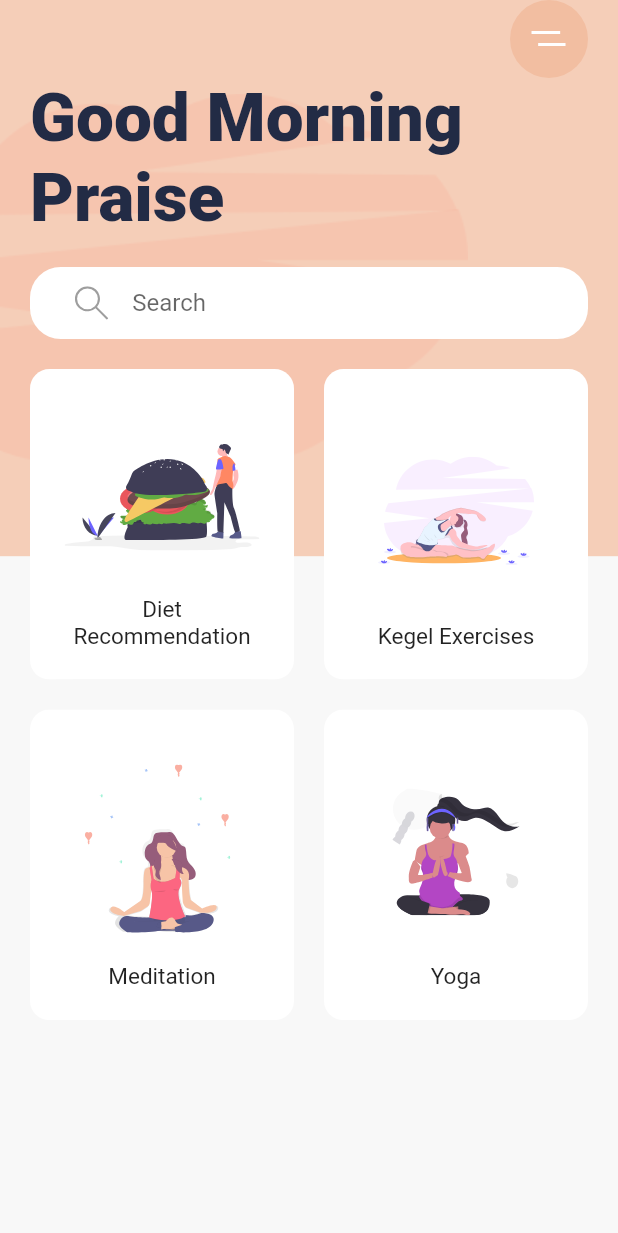
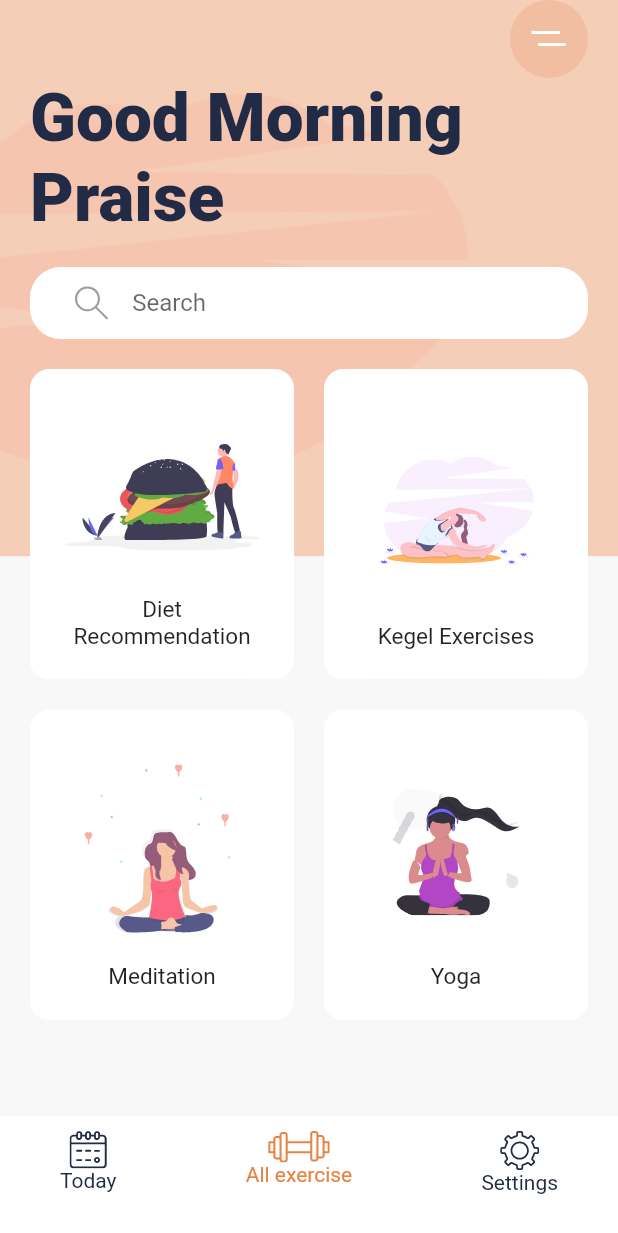
Before and after one commit to oyegbilepraise/Flutter-Collections, a Flutter app: the MeditationHomeScreen screen opened directly, on a phone screen of 412 x 824 dp. Shown: the top 1233 px of the screen. Run offline on Flutter 3.47's test engine with Material 2 defaults, Android fonts, the phone set to English and light mode, and no system bars; our stand-ins replace flutter_svg.

Commit message:
Daily Meditaion Ui - Done

```diff
--- /dev/null
+++ b/lib/Daily Exercise/widgets/bottom_nav_bar.dart
@@ -0,0 +1,70 @@
+
+import 'package:flutter/material.dart';
+import 'package:flutter_svg/flutter_svg.dart';
+import 'package:online_shop/Daily%20Exercise/constants.dart';
+
+class BottomNavBar extends StatelessWidget {
+  const BottomNavBar({
+    Key? key,
+  }) : super(key: key);
+
+  @override
+  Widget build(BuildContext context) {
+    return Container(
+      padding: const EdgeInsets.symmetric(horizontal: 40, vertical: 10),
+      height: 80,
+      color: Colors.white,
+      child: Row(
+        mainAxisAlignment: MainAxisAlignment.spaceBetween,
+        children: const [
+          BottomNavItem(
+            srcSvg: 'assets/icons/calendar.svg',
+            title: 'Today',
+          ),
+          BottomNavItem(
+            srcSvg: 'assets/icons/gym.svg',
+            title: 'All exercise',
+            isActive: true,
+          ),
+          BottomNavItem(
+            srcSvg: 'assets/icons/Settings.svg',
+            title: 'Settings',
+          ),
+        ],
+      ),
+    );
+  }
+}
+
+class BottomNavItem extends StatelessWidget {
+  final String srcSvg;
+  final String title;
+  final VoidCallback? press;
+  final bool isActive;
+  const BottomNavItem(
+      {Key? key,
+        required this.srcSvg,
+        required this.title,
+        this.press,
+        this.isActive = false})
+      : super(key: key);
+
+  @override
+  Widget build(BuildContext context) {
+    return GestureDetector(
+      onTap: press,
+      child: Column(
+        children: [
+          SvgPicture.asset(
+              srcSvg,
+              color: isActive ? kActiveIconColor : kTextColor
+          ),
+          Text(
+            title,
+            style: TextStyle(color: isActive ? kActiveIconColor : kTextColor),
+          ),
+        ],
+      ),
+    );
+  }
+}
--- a/lib/Daily Exercise/widgets/category_card.dart
+++ b/lib/Daily Exercise/widgets/category_card.dart
@@ -32,7 +32,7 @@ class CategoryCard extends StatelessWidget {
         child: Material(
           color: Colors.transparent,
           child: InkWell(
-            onTap: () {},
+            onTap: press,
             child: Padding(
               padding: const EdgeInsets.all(20.0),
               child: Column(
--- /dev/null
+++ b/lib/Daily Exercise/widgets/search_bar.dart
@@ -0,0 +1,29 @@
+import 'package:flutter/material.dart';
+import 'package:flutter_svg/svg.dart';
+
+class SearchBar extends StatelessWidget {
+  const SearchBar({
+    Key? key,
+  }) : super(key: key);
+
+  @override
+  Widget build(BuildContext context) {
+    return Container(
+      margin: const EdgeInsets.symmetric(vertical: 20),
+      padding:
+      const EdgeInsets.symmetric(horizontal: 30, vertical: 0),
+      decoration: BoxDecoration(
+        color: Colors.white,
+        borderRadius: BorderRadius.circular(20.5),
+      ),
+      child: TextField(
+        decoration: InputDecoration(
+          hintText: 'Search',
+          icon: SvgPicture.asset('assets/icons/search.svg',
+              color: Colors.black38),
+          border: InputBorder.none,
+        ),
+      ),
+    );
+  }
+}
--- a/lib/main.dart
+++ b/lib/main.dart
@@ -1,7 +1,10 @@
 import 'package:flutter/material.dart';
 import 'package:flutter_svg/flutter_svg.dart';
 import 'package:online_shop/Daily%20Exercise/constants.dart';
+import 'package:online_shop/Daily%20Exercise/screens/details_screens.dart';
+import 'package:online_shop/Daily%20Exercise/widgets/bottom_nav_bar.dart';
 import 'package:online_shop/Daily%20Exercise/widgets/category_card.dart';
+import 'package:online_shop/Daily%20Exercise/widgets/search_bar.dart';
 import 'package:online_shop/Online%20Shop/screens/home/home_screen.dart';
 // import 'package:online_shop/Online%20Shop/screens/home/home_screen.dart';
 // import 'package:online_shop/Online%20Shop/constants.dart';
@@ -21,10 +24,11 @@ class MyApp extends StatelessWidget {
         theme: ThemeData(
           // fontFamily: GoogleFonts.cairo(),
           scaffoldBackgroundColor: kBackgroundColor,
-        textTheme: Theme.of(context).textTheme.apply(displayColor: kTextColor),
+          textTheme:
+              Theme.of(context).textTheme.apply(displayColor: kTextColor),
         ),
-      // home: const MeditationHomeScreen()
-      home: const HomeScreen(),
+        home: const MeditationHomeScreen()
+        // home: const HomeScreen(),
         // debugShowCheckedModeBanner: false,
         // title: 'Flutter Demo',
         // theme: ThemeData(
@@ -49,6 +53,7 @@ class _MeditationHomeScreenState extends State<MeditationHomeScreen> {
   Widget build(BuildContext context) {
     Size size = MediaQuery.of(context).size;
     return Scaffold(
+      bottomNavigationBar: BottomNavBar(),
       body: Stack(
         children: [
           Container(
@@ -86,23 +91,7 @@ class _MeditationHomeScreenState extends State<MeditationHomeScreen> {
                         .displaySmall
                         ?.copyWith(fontWeight: FontWeight.w900),
                   ),
-                Container(
-                  margin: const EdgeInsets.symmetric(vertical: 20),
-                  padding:
-                      const EdgeInsets.symmetric(horizontal: 30, vertical: 0),
-                  decoration: BoxDecoration(
-                    color: Colors.white,
-                    borderRadius: BorderRadius.circular(20.5),
-                  ),
-                  child: TextField(
-                    decoration: InputDecoration(
-                      hintText: 'Search',
-                      icon: SvgPicture.asset('assets/icons/search.svg',
-                          color: Colors.black38),
-                      border: InputBorder.none,
-                    ),
-                  ),
-                ),
+                  SearchBar(),
                   Expanded(
                     child: GridView.count(
                       crossAxisCount: 2,
@@ -113,7 +102,14 @@ class _MeditationHomeScreenState extends State<MeditationHomeScreen> {
                         CategoryCard(
                           title: "Diet Recommendation",
                           svgSrc: "assets/icons/Hamburger.svg",
-                      press: () {},
+                          press: () {
+                            Navigator.push(
+                              context,
+                              MaterialPageRoute(
+                                builder: (context) => DetailsScreen(),
+                              ),
+                            );
+                          },
                         ),
                         CategoryCard(
                           title: "Kegel Exercises",
@@ -138,10 +134,12 @@ class _MeditationHomeScreenState extends State<MeditationHomeScreen> {
                           press: () {},
                         ),
                       ],
-                ))
+                    ),
+                  )
                 ],
               ),
-          ))
+            ),
+          )
         ],
       ),
     );
```
Also changed, not shown: lib/Daily Exercise/screens/details_screens.dart (added, +150 -0 lines), lib/Daily Exercise/widgets/session_card.dart (added, +67 -0 lines). Lines whose indentation alone changed are shown as unchanged.
